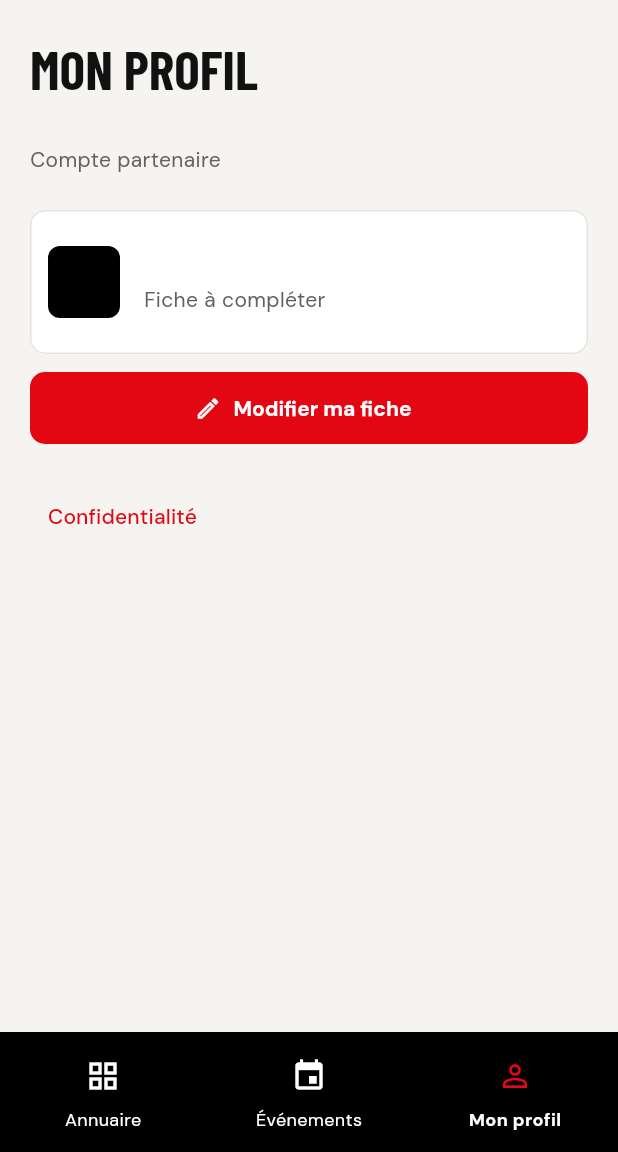
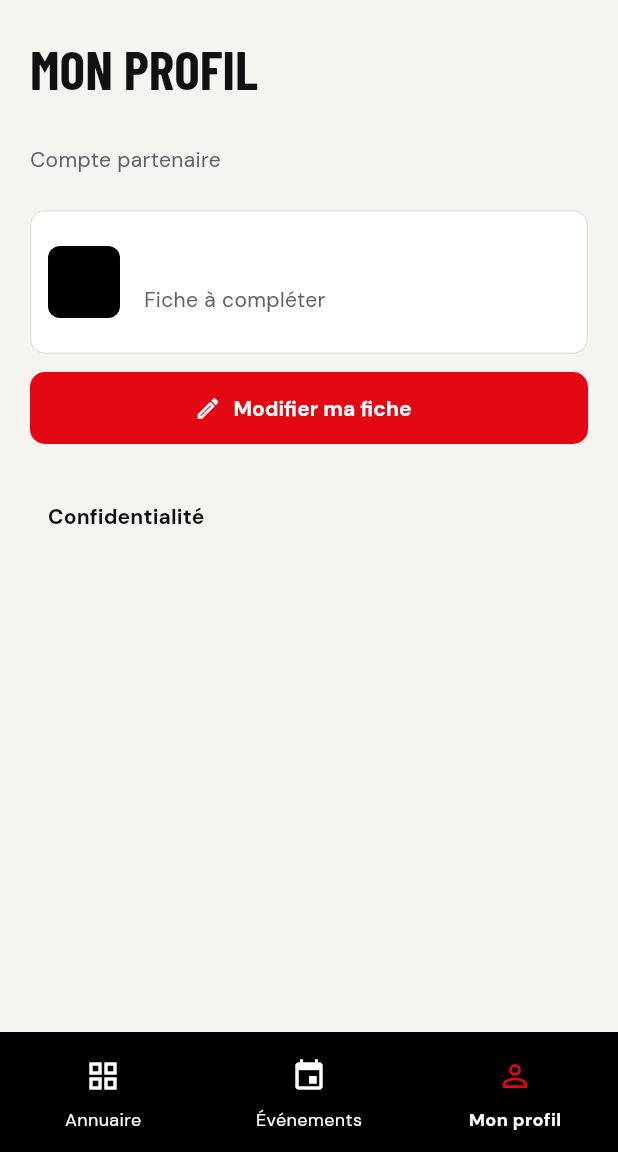
Before and after one commit to DontRobMe/ParquetClub, a Flutter app: the screen it shows once a user with an empty profile is signed in, item 3 of the bottom bar chosen, on a phone screen of 412 x 824 dp, the part 84-1236 px from its top. Run offline on Flutter 3.47's test engine with Material 3 defaults, Android fonts, the phone set to English and light mode, and no system bars; our stand-ins replace cloud_firestore, firebase_auth, firebase_core, flutter_bloc, flutter_local_notifications, flutter_secure_storage and 3 more; accounts and stored records are empty.

Commit message:
Retours sur l'app : alignement avec la maquette
- bureau : plus de « Je viens » (F12 réservée aux partenaires), bouton « Voir les réponses »
- logo de remplacement : deux lettres même pour un nom d'un seul mot (« YN »)
- filtres de l'annuaire en pilules, type d'événement en étiquette
- lien Confidentialité en noir gras, « Annuler l'événement » en bouton encadré rouge
- journal : majuscule au début de l'action
- confirmation d'annulation corrigée pour le forfait Spark (pas de notification push)
- 2 tests ajoutés (77 au total)

```diff
--- a/lib/core/theme/app_theme.dart
+++ b/lib/core/theme/app_theme.dart
@@ -80,6 +80,8 @@ abstract final class AppTheme {
           shape: RoundedRectangleBorder(borderRadius: radius),
         ),
       ),
+      // Filtres de l'annuaire en pilules, comme sur la maquette.
+      chipTheme: const ChipThemeData(shape: StadiumBorder()),
       cardTheme: CardThemeData(
         color: AppColors.blanc,
         elevation: 0,
--- a/lib/features/auth/ui/profil_page.dart
+++ b/lib/features/auth/ui/profil_page.dart
@@ -61,7 +61,10 @@ class ProfilPage extends StatelessWidget {
           TextButton(
             style: TextButton.styleFrom(alignment: Alignment.centerLeft, minimumSize: const Size.fromHeight(48)),
             onPressed: () => ouvrir(const ConfidentialitePage()),
-            child: const Text('Confidentialité'),
+            child: Text(
+              'Confidentialité',
+              style: TextStyle(color: Theme.of(context).colorScheme.onSurface, fontWeight: FontWeight.w700),
+            ),
           ),
         ],
       ),
--- a/lib/features/partners/ui/annuaire_page.dart
+++ b/lib/features/partners/ui/annuaire_page.dart
@@ -199,7 +199,10 @@ class _LienConfidentialite extends StatelessWidget {
         style: TextButton.styleFrom(minimumSize: const Size(48, 48)),
         onPressed: () =>
             Navigator.of(context).push(MaterialPageRoute<void>(builder: (_) => const ConfidentialitePage())),
-        child: const Text('Confidentialité'),
+        child: Text(
+          'Confidentialité',
+          style: TextStyle(color: Theme.of(context).colorScheme.onSurface, fontWeight: FontWeight.w700),
+        ),
       ),
     );
   }
--- a/lib/features/partners/ui/partner_logo.dart
+++ b/lib/features/partners/ui/partner_logo.dart
@@ -43,6 +43,9 @@ class PartnerLogo extends StatelessWidget {
 }
 
 String _initiales(String nom) {
-  final mots = nom.trim().split(RegExp(r'\s+')).where((m) => m.isNotEmpty).take(2);
-  return mots.map((m) => m[0].toUpperCase()).join();
+  final mots = nom.trim().split(RegExp(r'\s+')).where((m) => m.isNotEmpty).toList();
+  if (mots.isEmpty) return '';
+  // Un seul mot (« Ynov2 ») : ses deux premières lettres, comme « AM » ou « CC » sur la maquette.
+  if (mots.length == 1) return mots.first.characters.take(2).toUpperCase().toString();
+  return mots.take(2).map((m) => m.characters.first.toUpperCase()).join();
 }
```
Also changed, not shown: lib/features/admin/ui/evenement_bureau_page.dart (+6 -6 lines), lib/features/admin/ui/journal_page.dart (+6 -1 lines), lib/features/events/ui/etiquette_type.dart (added, +29 -0 lines), lib/features/events/ui/event_detail_page.dart (+20 -2 lines), 1 other file.
